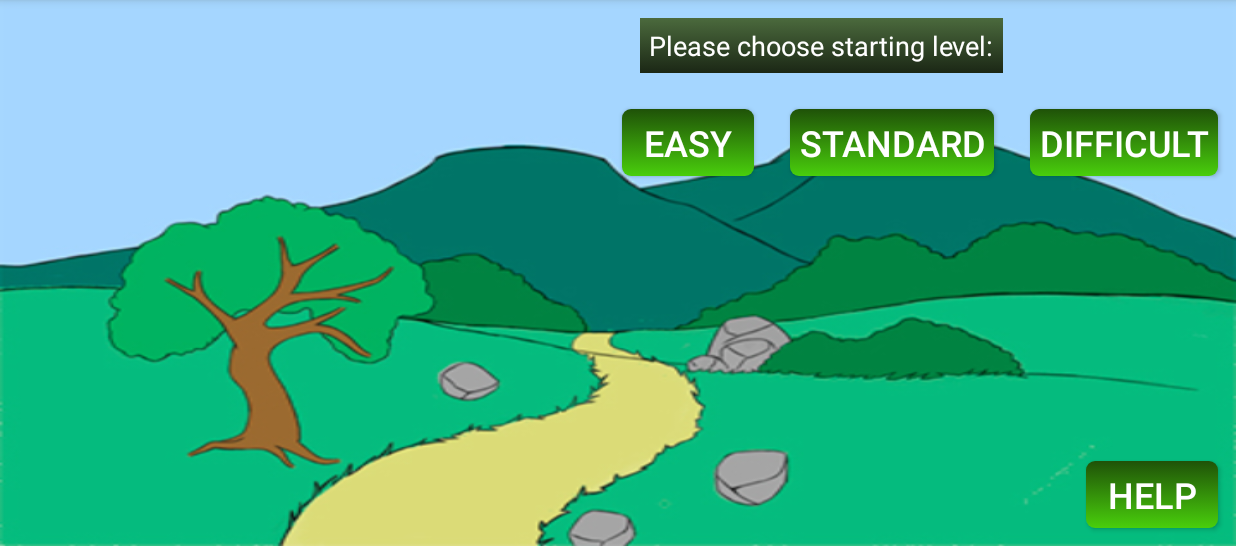
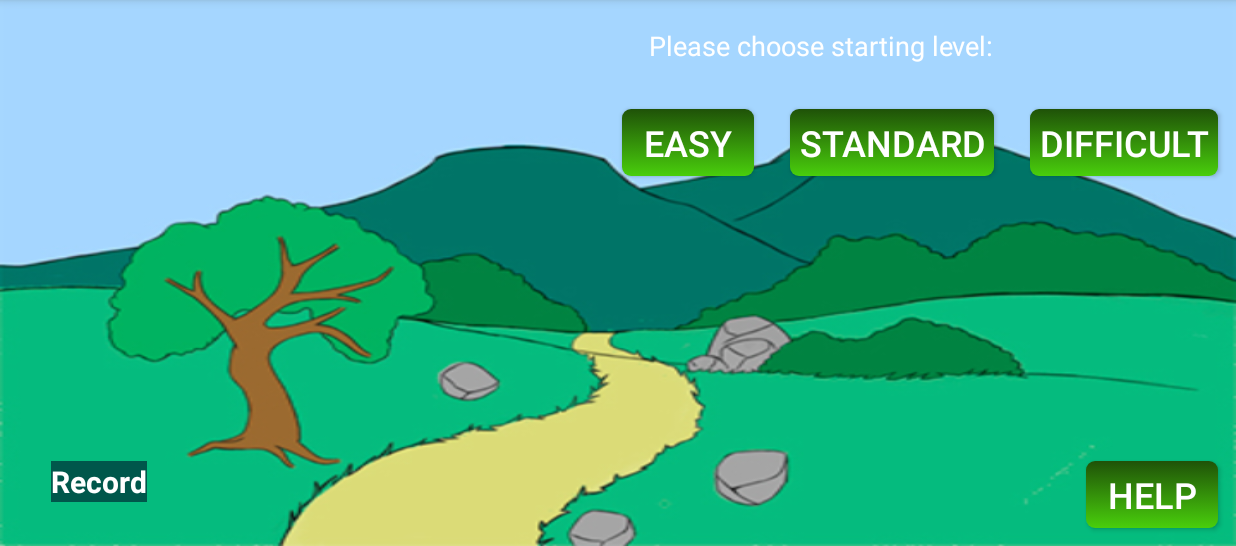
Before and after one commit to sgomera/Hilos_Persistencia_Sonidos, an Android app: the screen it shows after launch (MainActivity), on a phone screen of 824 x 412 dp (held sideways), the part 72-618 px from its top. Run offline under Robolectric (Android 15) with nearby library versions, the phone set to English and light mode, and no system bars.

Commit message:
User's Record in ActivityMain

```diff
--- a/app/src/main/res/drawable/fondo.xml
+++ b/app/src/main/res/drawable/fondo.xml
@@ -1,15 +1,2 @@
 <?xml version="1.0" encoding="utf-8"?>
-<selector xmlns:android="http://schemas.android.com/apk/res/android">
-    <item>
-
-        <shape>
-
-            <gradient android:startColor="#1b2715"
-                android:endColor="#4b6a3d"
-                android:angle="90">
-            </gradient>
-
-        </shape>
-
-    </item>
-</selector>
+<selector xmlns:android="http://schemas.android.com/apk/res/android"></selector>
--- a/app/src/main/res/layout/activity_main.xml
+++ b/app/src/main/res/layout/activity_main.xml
@@ -39,5 +39,19 @@
         android:layout_alignParentBottom="true"
         style="@style/boton_Ayuda" />
 
+    <TextView
+        android:id="@+id/record"
+        android:layout_width="wrap_content"
+        android:layout_height="wrap_content"
+        android:layout_alignParentStart="true"
+        android:layout_alignParentBottom="true"
+        android:layout_marginStart="34dp"
+        android:layout_marginBottom="29dp"
+        android:background="@color/colorPrimaryDark"
+        android:text="Record"
+        android:textColor="@android:color/background_light"
+        android:textSize="20sp"
+        android:textStyle="bold" />
+
 
 </RelativeLayout>
```
Also changed, not shown: app/src/main/java/com/example/hilos_persistencia_sonidos/Gestion.java (+14 -4 lines), app/src/main/java/com/example/hilos_persistencia_sonidos/MainActivity.java (+20 -3 lines).
